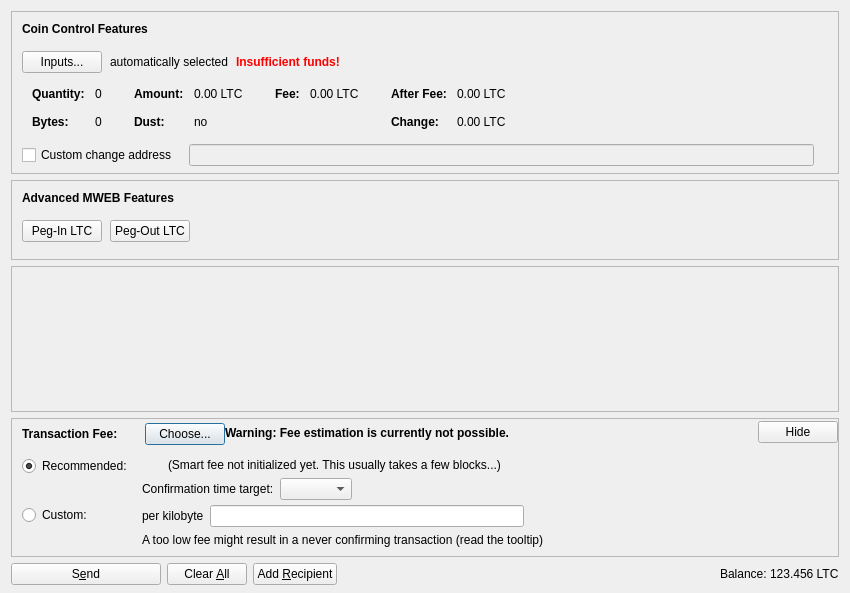
This is src/qt/forms/sendcoinsdialog.ui in nickgsh/AiBlockChain as Qt 5 draws it before an edit. The edited form follows.
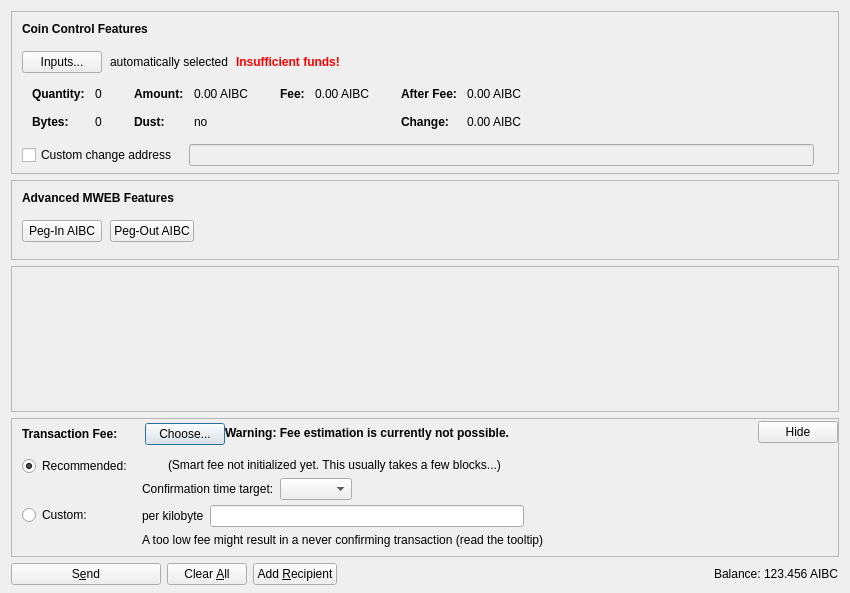
This is the edited form. Icons and pictures are not drawn. Custom widgets are drawn as their Qt base class.

```diff
--- a/src/qt/forms/sendcoinsdialog.ui
+++ b/src/qt/forms/sendcoinsdialog.ui
@@ -324,7 +324,7 @@
                   <enum>Qt::ActionsContextMenu</enum>
                  </property>
                  <property name="text">
-                  <string notr="true">0.00 LTC</string>
+                  <string notr="true">0.00 AIBC</string>
                  </property>
                  <property name="textInteractionFlags">
                   <set>Qt::LinksAccessibleByMouse|Qt::TextSelectableByKeyboard|Qt::TextSelectableByMouse</set>
@@ -404,7 +404,7 @@
                   <enum>Qt::ActionsContextMenu</enum>
                  </property>
                  <property name="text">
-                  <string notr="true">0.00 LTC</string>
+                  <string notr="true">0.00 AIBC</string>
                  </property>
                  <property name="textInteractionFlags">
                   <set>Qt::LinksAccessibleByMouse|Qt::TextSelectableByKeyboard|Qt::TextSelectableByMouse</set>
@@ -455,7 +455,7 @@
                   <enum>Qt::ActionsContextMenu</enum>
                  </property>
                  <property name="text">
-                  <string notr="true">0.00 LTC</string>
+                  <string notr="true">0.00 AIBC</string>
                  </property>
                  <property name="textInteractionFlags">
                   <set>Qt::LinksAccessibleByMouse|Qt::TextSelectableByKeyboard|Qt::TextSelectableByMouse</set>
@@ -484,7 +484,7 @@
                   <enum>Qt::ActionsContextMenu</enum>
                  </property>
                  <property name="text">
-                  <string notr="true">0.00 LTC</string>
+                  <string notr="true">0.00 AIBC</string>
                  </property>
                  <property name="textInteractionFlags">
                   <set>Qt::LinksAccessibleByMouse|Qt::TextSelectableByKeyboard|Qt::TextSelectableByMouse</set>
@@ -667,7 +667,7 @@
              <string notr="true"/>
             </property>
             <property name="text">
-             <string>Peg-In LTC</string>
+             <string>Peg-In AIBC</string>
             </property>
             <property name="checkable">
              <bool>true</bool>
@@ -683,7 +683,7 @@
              <string notr="true"/>
             </property>
             <property name="text">
-             <string>Peg-Out LTC</string>
+             <string>Peg-Out AIBC</string>
             </property>
             <property name="checkable">
              <bool>true</bool>
@@ -1353,7 +1353,7 @@
           <cursorShape>IBeamCursor</cursorShape>
          </property>
          <property name="text">
-          <string notr="true">123.456 LTC</string>
+          <string notr="true">123.456 AIBC</string>
          </property>
          <property name="textInteractionFlags">
           <set>Qt::LinksAccessibleByMouse|Qt::TextSelectableByKeyboard|Qt::TextSelectableByMouse</set>
```
